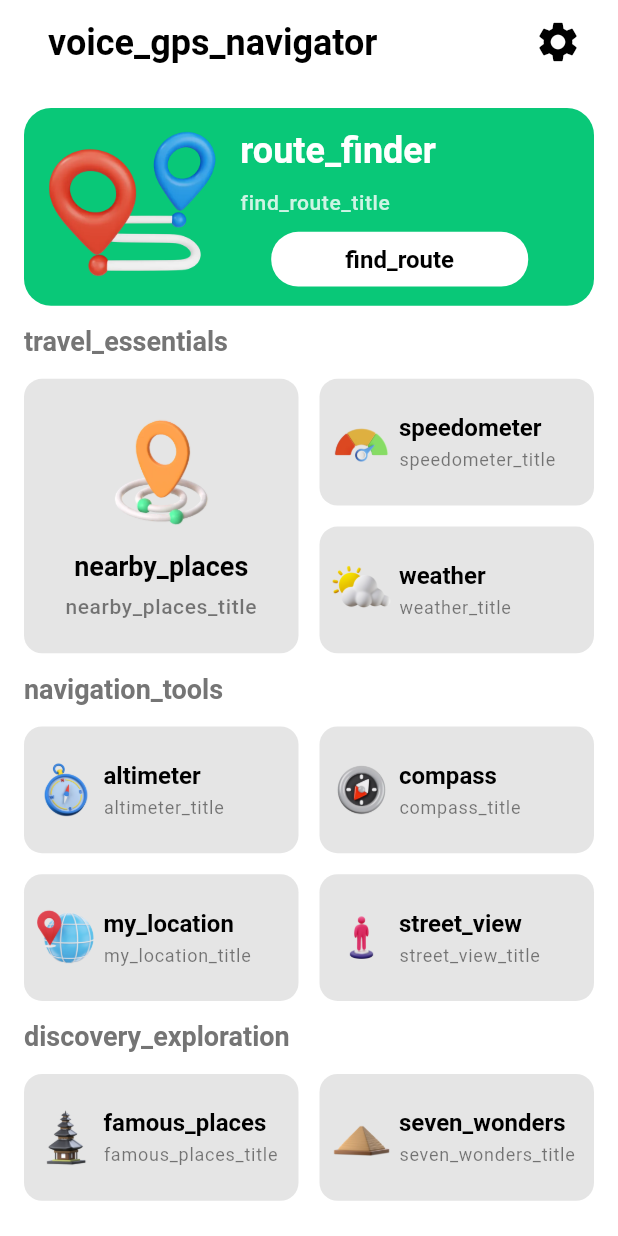
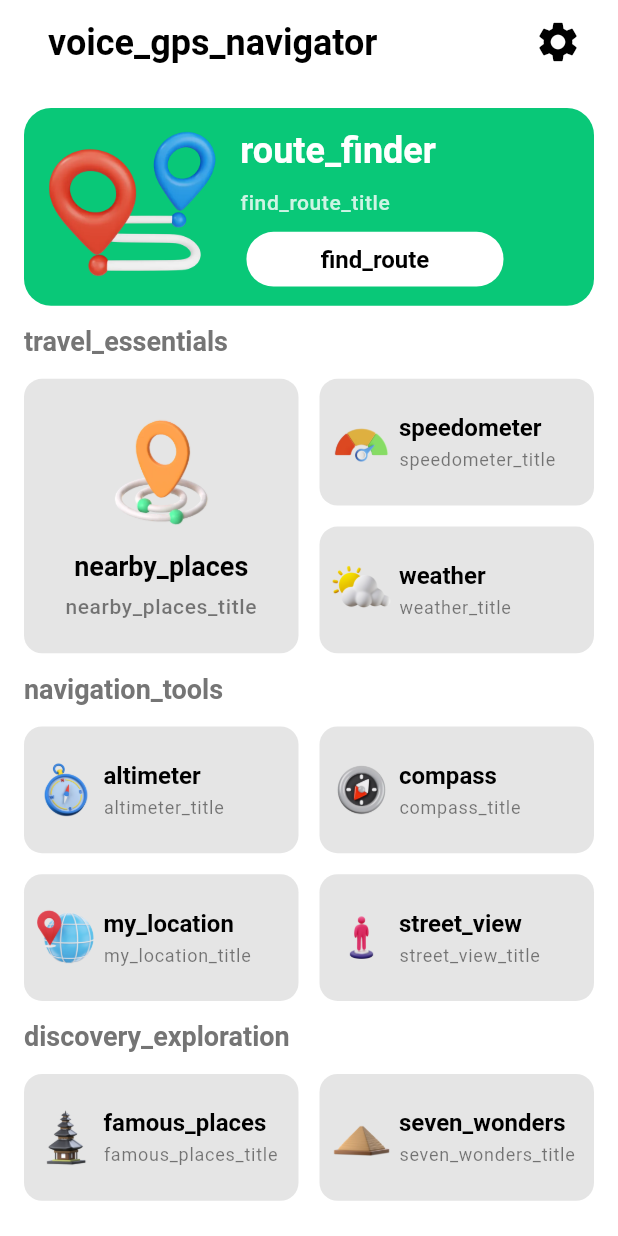
Before and after one commit to abdurrahman160903/voice_navigation, a Flutter app: the HomePage screen opened by its route, on a phone screen of 412 x 824 dp. Run offline on Flutter 3.47's test engine with Material 3 defaults, Android fonts, the light colour scheme and no system bars; our stand-ins replace get, smooth_page_indicator.

Commit message:
new update

```diff
--- a/lib/common_widgets/column_card.dart
+++ b/lib/common_widgets/column_card.dart
@@ -18,7 +18,7 @@ class ColumnCard extends StatelessWidget {
     return InkWell(
       onTap: onTap,
       child: Container(
-        padding: EdgeInsets.all(16),
+        padding: EdgeInsets.all(14),
         decoration: BoxDecoration(
           color: DeviceUtils.isDarkMode(context)
               ? Colors.white.withOpacity(0.1)
--- a/lib/localization/app_localization.dart
+++ b/lib/localization/app_localization.dart
@@ -52,6 +52,48 @@ class AppTranslations extends Translations {
         // Arabic translations
         'ar_SA': {
           'select_language': 'اختر اللغة',
+          'onboarding_title1': 'تصفح عالمك',
+          'onboarding_subtitle1':
+              'احصل على الاتجاهات وتحديثات حركة المرور في الوقت الحقيقي. أدخل وجهتك وابدأ رحلتك.',
+          'onboarding_title2': 'وصل إلى ارتفاعات جديدة',
+          'onboarding_subtitle2':
+              'تتبع ارتفاعك في مغامرتك القادمة. مثالي للمشي لمسافات طويلة وركوب الدراجات وأكثر.',
+          'onboarding_title3': 'ابقى على اطلاع بالطقس',
+          'onboarding_subtitle3':
+              'احصل على آخر تحديثات الطقس لموقعك. خطط ليومك بثقة.',
+          'voice_gps_navigator': 'ملاح الصوت GPS',
+          'route_finder': 'العثور على الطريق',
+          'find_route_title': 'العثور على الطريق إلى وجهتك.',
+          'find_route': 'العثور على الطريق',
+          'travel_essentials': 'ضروريات السفر',
+          'nearby_places': 'الأماكن القريبة',
+          'nearby_places_title': 'استكشف من حولك.',
+          'speedometer': 'عداد السرعة',
+          'speedometer_title': 'قياس سرعتك.',
+          'weather': 'الطقس',
+          'weather_title': 'شمس، مطر، لمعان.',
+          'navigation_tools': 'أدوات الملاحة',
+          'altimeter': 'مقياس الارتفاع',
+          'altimeter_title': 'قياس ارتفاعك.',
+          'compass': 'بوصلة',
+          'compass_title': 'توجه إلى المغامرة.',
+          'my_location': 'موقعي',
+          'my_location_title': 'العثور على طريقك.',
+          'street_view': 'عرض الشارع',
+          'street_view_title': 'استكشف الشوارع.',
+          'discovery_exploration': 'اكتشاف واستكشاف',
+          'famous_places': 'أماكن مشهورة',
+          'famous_places_title': 'المواقع الشهيرة تنتظر.',
+          'seven_wonders': 'سبع عجائب',
+          'seven_wonders_title': 'اكتشف العجائب.',
+          'settings': 'الإعدادات',
+          'general': 'عام',
+          'language': 'لغة',
+          'themes': 'مواضيع',
+          'about': 'حول',
+          'privacy_policy': 'سياسة الخصوصية',
+          'rate_us': 'قيمنا',
+          'share': 'شارك',
         },
         // German translations
         'de_DE': {
--- a/lib/screens/home_page/widgets/route_finder_widget.dart
+++ b/lib/screens/home_page/widgets/route_finder_widget.dart
@@ -56,7 +56,7 @@ class RouteFinderWidget extends StatelessWidget {
                 SizedBox(height: DeviceUtils.screenHeight() * 0.012),
                 Container(
                   margin: EdgeInsets.symmetric(
-                      horizontal: DeviceUtils.screenWidth() * 0.05),
+                      horizontal: DeviceUtils.screenWidth() * 0.01),
                   padding: EdgeInsets.symmetric(
                       horizontal: DeviceUtils.screenWidth() * 0.12,
                       vertical: DeviceUtils.screenHeight() * 0.01),
```
